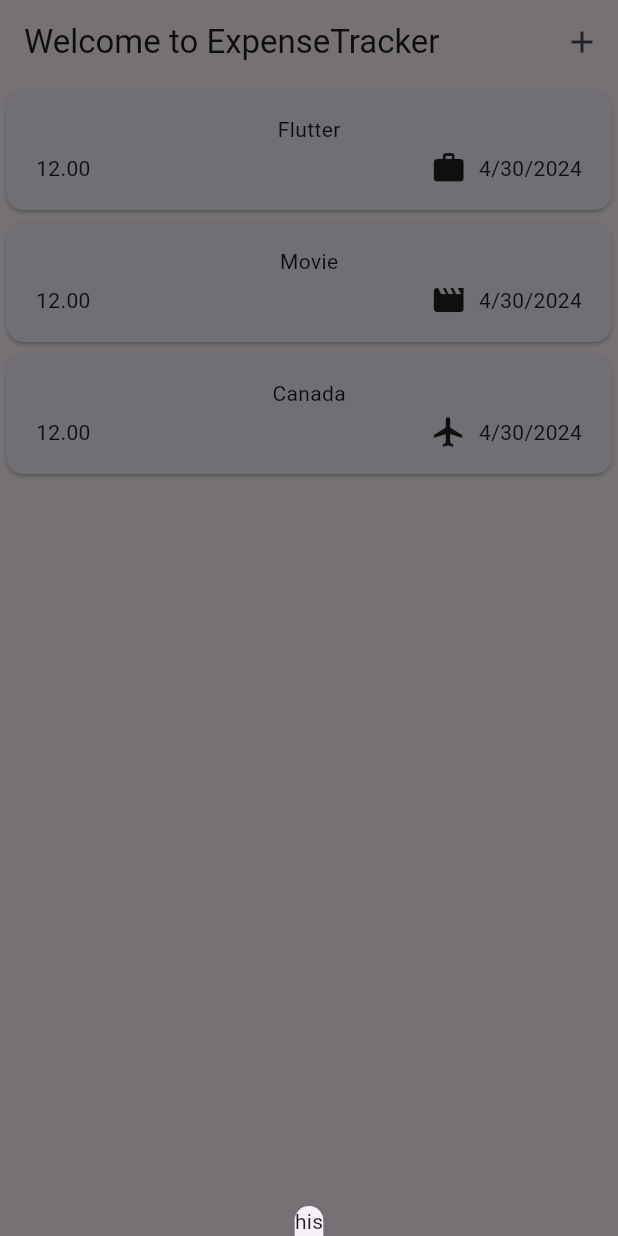
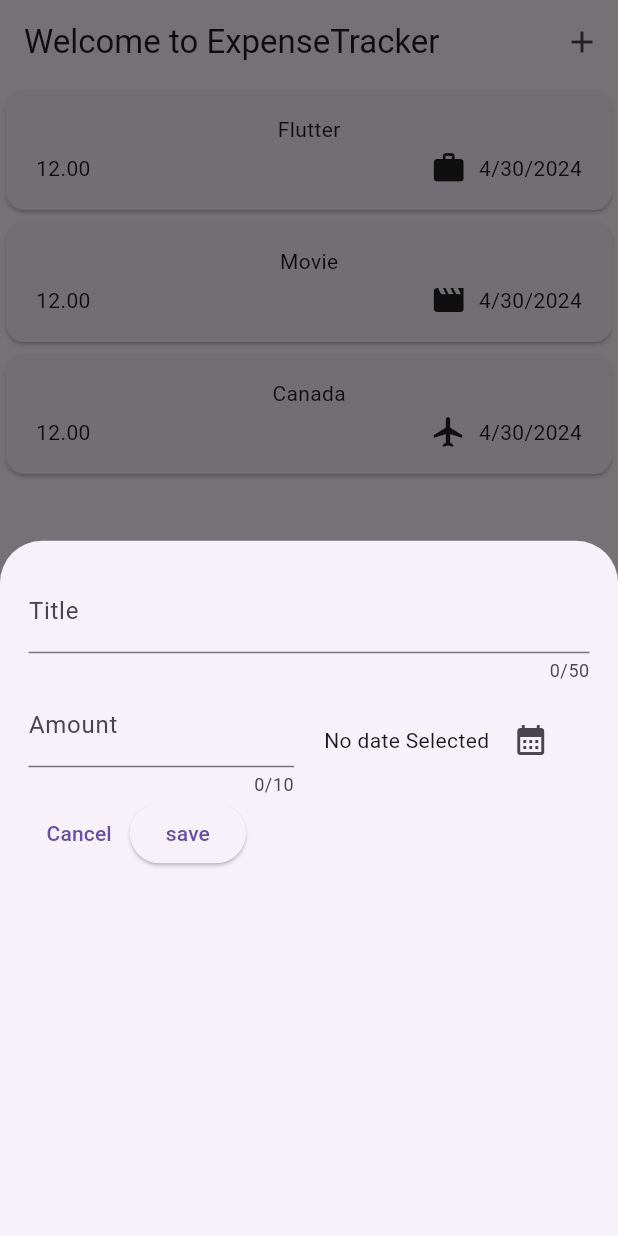
Before and after one commit to Dannysyed/ExpenseAppUsingFlutter, a Flutter app: the screen it shows after launch, after a tap on the "add" icon, on a phone screen of 412 x 824 dp. Run offline on Flutter 3.47's test engine with Material 3 defaults, Android fonts, the phone set to English and light mode, and no system bars.

Commit message:
Creating new expense

```diff
--- a/lib/widgets/expenses.dart
+++ b/lib/widgets/expenses.dart
@@ -1,4 +1,5 @@
 import 'package:expense_tracker/widgets/expense_list/expense_list.dart';
+import 'package:expense_tracker/widgets/new_expense.dart';
 import 'package:flutter/material.dart';
 import 'package:expense_tracker/model/expense.dart';
 
@@ -30,7 +31,8 @@ class _Expense extends State<Expense> {
         date: DateTime.now())
   ];
   void _getModaloverlay() {
-    showModalBottomSheet(context: context, builder: (ctx) => const Text("his"));
+    showModalBottomSheet(
+        context: context, builder: (ctx) => const NewExpense());
   }
 
   @override
--- /dev/null
+++ b/lib/widgets/new_expense.dart
@@ -0,0 +1,97 @@
+import 'package:expense_tracker/model/expense.dart';
+import 'package:flutter/material.dart';
+
+class NewExpense extends StatefulWidget {
+  const NewExpense({super.key});
+  @override
+  State<NewExpense> createState() {
+    return _NewExpense();
+  }
+}
+
+class _NewExpense extends State<NewExpense> {
+  var _entertitle = '';
+  void getEnteredTitle(String titledata) {
+    _entertitle = titledata;
+  }
+
+  final _amountController = TextEditingController();
+  DateTime? _selectedDate;
+
+  @override
+  void dispose() {
+    _amountController.dispose();
+    super.dispose();
+  }
+
+  void _presentDatePicker() async {
+    final now = DateTime.now();
+    final firstDate = DateTime(now.year - 1, now.month, now.day);
+    final pickedDate = await showDatePicker(
+        context: context, firstDate: firstDate, lastDate: now);
+    print(pickedDate);
+    setState(() {
+      _selectedDate = pickedDate;
+    });
+  }
+
+  @override
+  Widget build(BuildContext context) {
+    return Padding(
+      padding: const EdgeInsets.all(19),
+      child: Column(
+        children: [
+          TextField(
+            onChanged: getEnteredTitle,
+            maxLength: 50,
+            decoration: const InputDecoration(label: Text("Title")),
+          ),
+          Row(
+            children: [
+              Expanded(
+                child: TextField(
+                  controller: _amountController,
+                  maxLength: 10,
+                  keyboardType: TextInputType.number,
+                  decoration: const InputDecoration(
+                      prefixText: '\$', label: Text("Amount")),
+                ),
+              ),
+              const SizedBox(
+                width: 20,
+              ),
+              Expanded(
+                child: Row(
+                  children: [
+                    Text(_selectedDate == null
+                        ? "No date Selected "
+                        : formatedDate.format(_selectedDate!)),
+                    IconButton(
+                        onPressed: _presentDatePicker,
+                        icon: const Icon(Icons.calendar_month))
+                  ],
+                ),
+              )
+            ],
+          ),
+          Row(
+            children: [
+              TextButton(
+                  onPressed: () {
+                    Navigator.pop(context);
+                  },
+                  child: const Text("Cancel")),
+              ElevatedButton(
+                  onPressed: () {
+                    print(_entertitle);
+                    print(_amountController.text);
+                    Navigator.pop(context);
+                  },
+                  child: const Text("save"))
+            ],
+          )
+        ],
+      ),
+    );
+  }
+}
```
